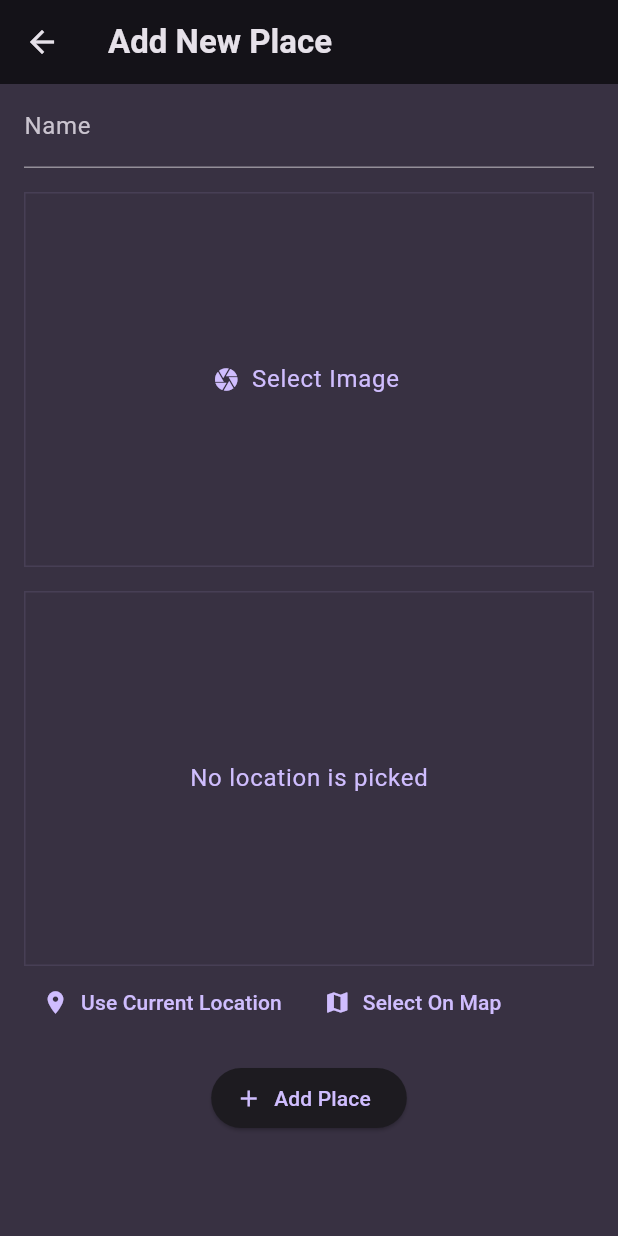
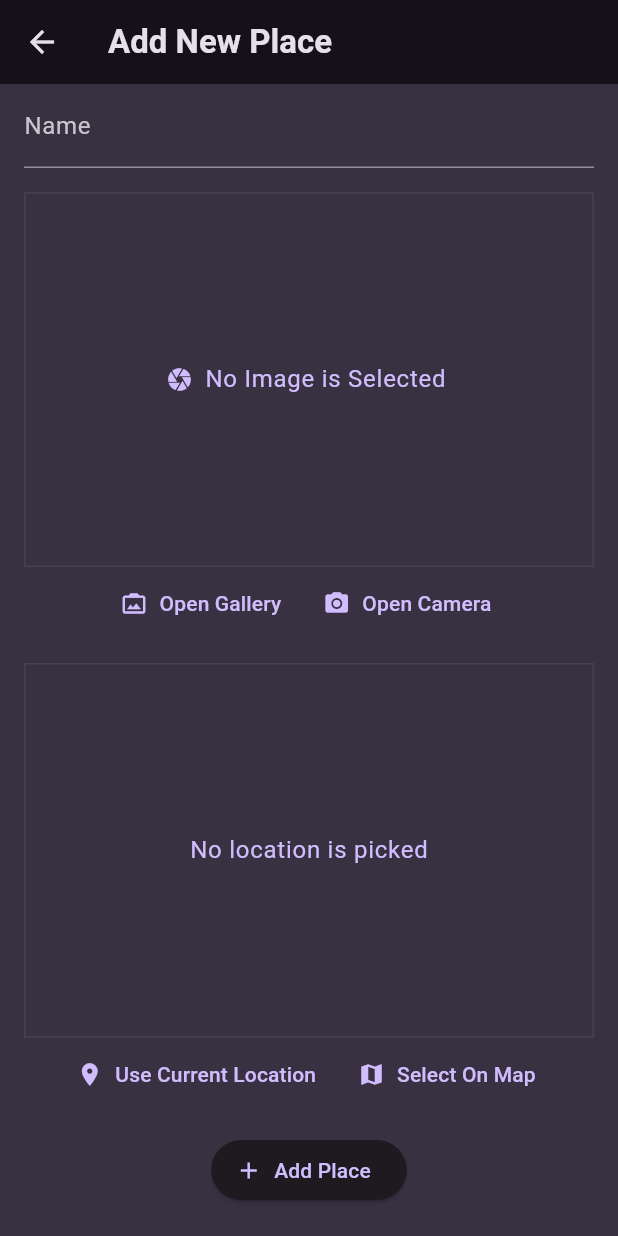
Before and after one commit to Santhosh-arch/FavouritePlaces, a Flutter app: the AddPlaceScreen screen opened directly, on a phone screen of 412 x 824 dp. Run offline on Flutter 3.47's test engine with Material 3 defaults, Android fonts, the light colour scheme and no system bars; our stand-ins replace flutter_riverpod, google_fonts, google_maps_flutter, image_picker, location, riverpod and 1 more; accounts and stored records are empty.

Commit message:
Added files missed in previous commit

```diff
--- a/lib/screens/add_place_screen.dart
+++ b/lib/screens/add_place_screen.dart
@@ -24,7 +24,7 @@ class AddPlaceScreen extends ConsumerWidget {
     selectedLocation = location;
   }
 
-  void addPlace(WidgetRef ref) {
+  void addPlace(WidgetRef ref, BuildContext context) {
     final favProvider = ref.read(favPlacesProvider.notifier);
     if (formKey.currentState!.validate()) {
       formKey.currentState!.save();
@@ -35,6 +35,7 @@ class AddPlaceScreen extends ConsumerWidget {
           location: selectedLocation!,
         ));
       }
+      Navigator.pop(context);
     }
   }
 
@@ -78,8 +79,7 @@ class AddPlaceScreen extends ConsumerWidget {
                   const SizedBox(height: 16),
                   ElevatedButton.icon(
                     onPressed: () {
-                      addPlace(ref);
-                      Navigator.pop(context);
+                      addPlace(ref, context);
                     },
                     label: const Text("Add Place"),
                     icon: const Icon(Icons.add),
--- a/lib/widgets/image_field.dart
+++ b/lib/widgets/image_field.dart
@@ -12,16 +12,24 @@ class ImageFieldWidget extends StatefulWidget {
 
 class _ImageFieldWidgetState extends State<ImageFieldWidget> {
   File? selectedFile;
-  Future<void> takePic() async {
-    final pickedImage = await ImagePicker().pickImage(
+
+  Future<void> takePic(ImageSource src) async {
+    final XFile? pickedImage;
+    if (src == ImageSource.gallery) {
+      pickedImage = await ImagePicker().pickImage(
         source: ImageSource.gallery,
         maxWidth: 600,
       );
+    } else {
+      pickedImage = await ImagePicker().pickImage(
+        source: ImageSource.camera,
+      );
+    }
 
     if (pickedImage == null) return;
 
     setState(() {
-      selectedFile = File(pickedImage.path);
+      selectedFile = File(pickedImage!.path);
     });
 
     widget.onImageSelection(selectedFile!);
@@ -30,31 +38,52 @@ class _ImageFieldWidgetState extends State<ImageFieldWidget> {
   @override
   Widget build(BuildContext context) {
     Widget content = TextButton.icon(
-      onPressed: takePic,
+      onPressed: () {},
       label: Text(
-        "Select Image",
+        "No Image is Selected",
         style: Theme.of(context).textTheme.bodyLarge!.copyWith(color: Theme.of(context).colorScheme.primary),
       ),
       icon: const Icon(Icons.camera),
     );
 
     if (selectedFile != null) {
-      content = InkWell(
-          onTap: takePic,
-          child: Image.file(
+      content = Image.file(
         selectedFile!,
         fit: BoxFit.cover,
         width: double.infinity,
         height: double.infinity,
-          ));
+      );
     }
 
-    return Container(
+    return Column(
+      children: [
+        Container(
           height: 250,
           width: double.infinity,
           alignment: Alignment.center,
           decoration: BoxDecoration(border: Border.all(color: Theme.of(context).colorScheme.primary.withOpacity(0.1))),
           child: content,
+        ),
+        Row(
+          mainAxisAlignment: MainAxisAlignment.center,
+          children: [
+            TextButton.icon(
+              onPressed: () {
+                takePic(ImageSource.gallery);
+              },
+              label: const Text("Open Gallery"),
+              icon: const Icon(Icons.photo_camera_back),
+            ),
+            TextButton.icon(
+              onPressed: () {
+                takePic(ImageSource.camera);
+              },
+              label: const Text("Open Camera"),
+              icon: const Icon(Icons.camera_alt),
+            )
+          ],
+        )
+      ],
     );
   }
 }
--- a/lib/widgets/location_field.dart
+++ b/lib/widgets/location_field.dart
@@ -133,6 +133,7 @@ class _LocationFieldState extends State<LocationField> {
           child: content,
         ),
         Row(
+          mainAxisAlignment: MainAxisAlignment.center,
           children: [
             TextButton.icon(
               onPressed: getCurrentLocation,
```
Also changed, not shown: 1 other file. Lines whose indentation alone changed are shown as unchanged.
